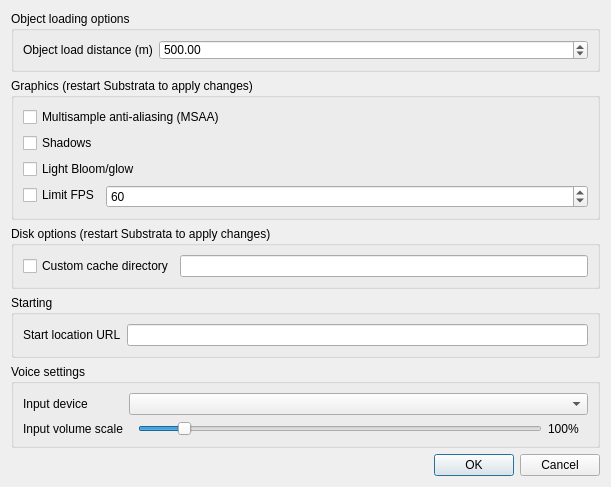
Before: the Qt Designer form gui_client/MainOptionsDialog.ui in shipilovden/substrata-metasiberia, drawn with Qt 5.
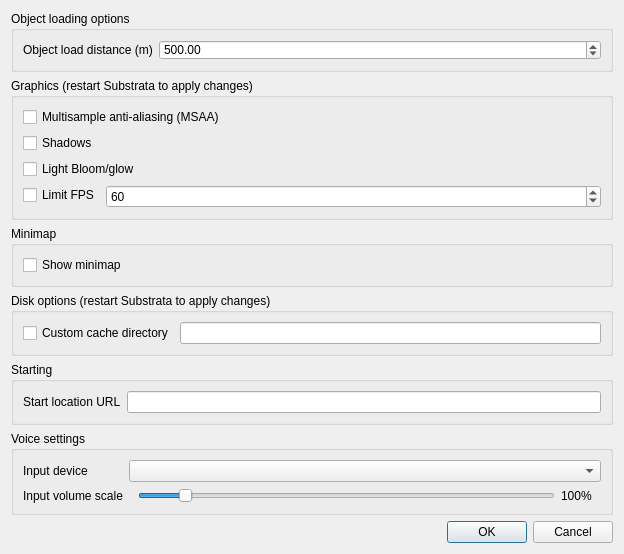
After: the same form once the commit is applied. Custom widgets are drawn as their Qt base class.

Commit message: Added 'Show minimap' option in options dialog.

Diff of the .ui file:
```diff
--- a/gui_client/MainOptionsDialog.ui
+++ b/gui_client/MainOptionsDialog.ui
@@ -6,8 +6,8 @@
    <rect>
     <x>0</x>
     <y>0</y>
-    <width>611</width>
-    <height>431</height>
+    <width>624</width>
+    <height>489</height>
    </rect>
   </property>
   <property name="windowTitle">
@@ -126,6 +126,22 @@
      </layout>
     </widget>
    </item>
+   <item>
+    <widget class="QGroupBox" name="groupBox_6">
+     <property name="title">
+      <string>Minimap</string>
+     </property>
+     <layout class="QGridLayout" name="gridLayout_4">
+      <item row="0" column="0">
+       <widget class="QCheckBox" name="showMinimapCheckBox">
+        <property name="text">
+         <string>Show minimap</string>
+        </property>
+       </widget>
+      </item>
+     </layout>
+    </widget>
+   </item>
    <item>
     <widget class="QGroupBox" name="groupBox_3">
      <property name="title">
```
The commit also changes 5 other files.
